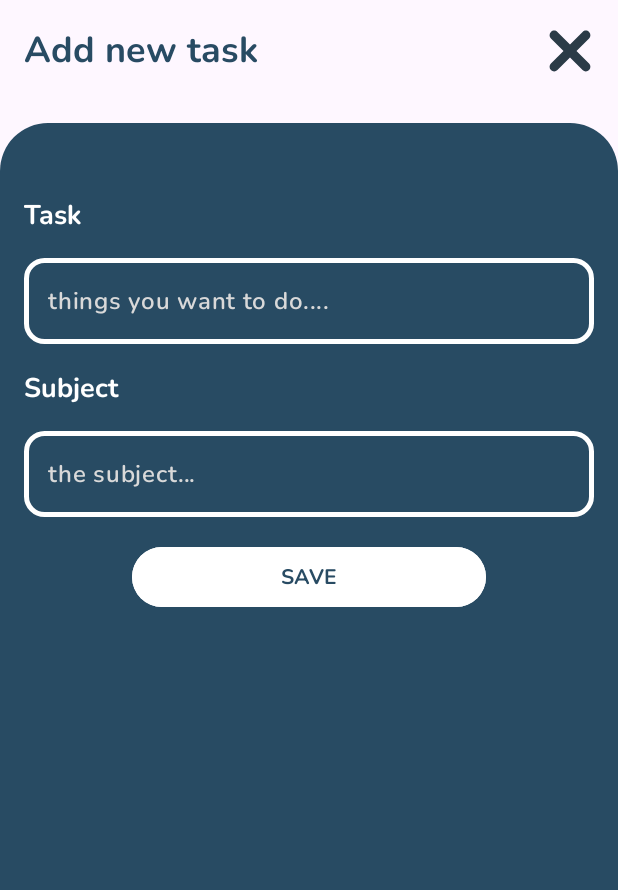
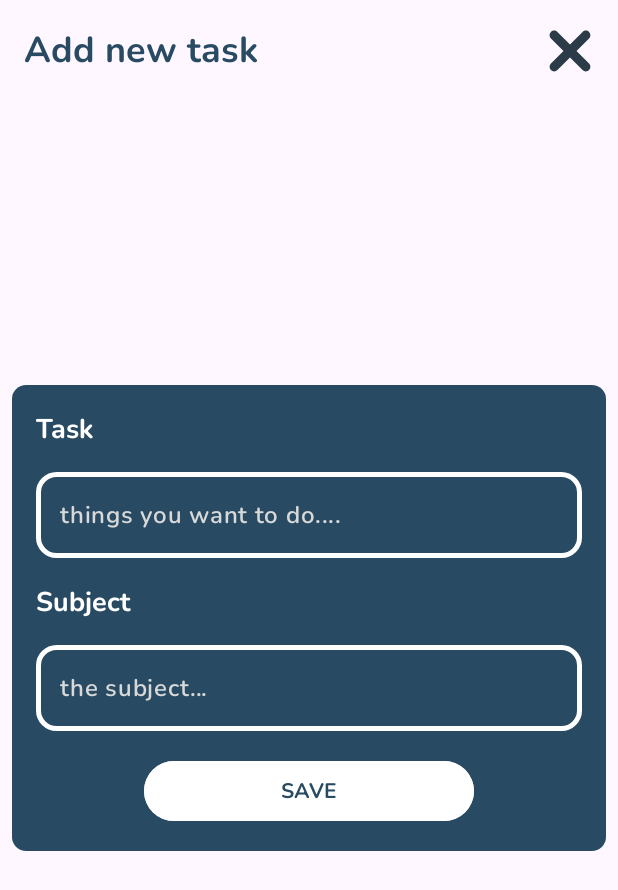
Before and after one commit to Sendiko/JustDoIt, an Android app: the TaskFragment screen opened through its navigation route, on a phone screen of 412 x 824 dp. Shown: the top 890 px of the screen. Run offline under Robolectric (Android 15) with nearby library versions, the light colour scheme and no system bars; our stand-ins replace Firebase (no records; nobody signed in at launch, a user with empty details on screens opened directly), navigation-ui.

Commit message:
design changes

```diff
--- /dev/null
+++ b/app/src/main/res/drawable/ic_task_bg.xml
@@ -0,0 +1,9 @@
+<vector xmlns:android="http://schemas.android.com/apk/res/android"
+    android:width="1000dp"
+    android:height="800dp"
+    android:viewportWidth="1000"
+    android:viewportHeight="800">
+  <path
+      android:pathData="M24,0L976,0A24,24 0,0 1,1000 24L1000,776A24,24 0,0 1,976 800L24,800A24,24 0,0 1,0 776L0,24A24,24 0,0 1,24 0z"
+      android:fillColor="#284B63"/>
+</vector>
--- a/app/src/main/res/layout/fragment_task.xml
+++ b/app/src/main/res/layout/fragment_task.xml
@@ -30,21 +30,23 @@
 
     <androidx.constraintlayout.widget.ConstraintLayout
         android:id="@+id/container"
-        android:layout_width="match_parent"
-        android:layout_height="0dp"
-        android:layout_marginTop="32dp"
-        android:background="@drawable/ic_settings_bg"
+        android:layout_width="0dp"
+        android:layout_height="wrap_content"
+        android:layout_marginStart="8dp"
+        android:layout_marginEnd="8dp"
+        android:background="@drawable/ic_task_bg"
         app:layout_constraintBottom_toBottomOf="parent"
         app:layout_constraintEnd_toEndOf="parent"
+        app:layout_constraintHorizontal_bias="0.5"
         app:layout_constraintStart_toStartOf="parent"
-        app:layout_constraintTop_toBottomOf="@id/label_new_task">
+        app:layout_constraintTop_toTopOf="parent">
 
         <TextView
             android:id="@+id/label_task"
             android:layout_width="wrap_content"
             android:layout_height="wrap_content"
             android:layout_marginStart="16dp"
-            android:layout_marginTop="48dp"
+            android:layout_marginTop="16dp"
             android:fontFamily="@font/nunito_bold"
             android:text="@string/task"
             android:textColor="@color/white"
@@ -62,6 +64,8 @@
             app:boxBackgroundMode="outline"
             app:boxStrokeWidth="0dp"
             app:boxStrokeWidthFocused="0dp"
+            app:errorIconTint="@android:color/holo_red_light"
+            app:errorTextColor="@android:color/holo_red_light"
             app:expandedHintEnabled="false"
             app:helperTextEnabled="false"
             app:hintAnimationEnabled="false"
@@ -74,13 +78,13 @@
                 android:id="@+id/input_task"
                 android:layout_width="match_parent"
                 android:layout_height="wrap_content"
-                android:singleLine="true"
-                android:textCursorDrawable="@color/white"
                 android:background="@drawable/box_background_reversed"
                 android:fontFamily="@font/nunito_semibold"
                 android:hint="@string/task_hint"
+                android:singleLine="true"
                 android:textColor="@color/white"
-                android:textColorHint="@color/gainsboro" />
+                android:textColorHint="@color/gainsboro"
+                android:textCursorDrawable="@color/white" />
 
         </com.google.android.material.textfield.TextInputLayout>
 
@@ -107,6 +111,8 @@
             app:boxBackgroundMode="outline"
             app:boxStrokeWidth="0dp"
             app:boxStrokeWidthFocused="0dp"
+            app:errorIconTint="@android:color/holo_red_light"
+            app:errorTextColor="@android:color/holo_red_light"
             app:expandedHintEnabled="false"
             app:helperTextEnabled="false"
             app:hintAnimationEnabled="false"
@@ -119,12 +125,12 @@
                 android:id="@+id/input_subject"
                 android:layout_width="match_parent"
                 android:layout_height="wrap_content"
-                android:textCursorDrawable="@color/white"
                 android:background="@drawable/box_background_reversed"
                 android:fontFamily="@font/nunito_semibold"
                 android:hint="@string/subject_hint"
                 android:textColor="@color/white"
-                android:textColorHint="@color/gainsboro" />
+                android:textColorHint="@color/gainsboro"
+                android:textCursorDrawable="@color/white" />
 
         </com.google.android.material.textfield.TextInputLayout>
 
@@ -135,11 +141,13 @@
             android:layout_marginStart="72dp"
             android:layout_marginTop="16dp"
             android:layout_marginEnd="72dp"
+            android:layout_marginBottom="16dp"
             android:backgroundTint="@color/white"
             android:fontFamily="@font/nunito_bold"
             android:text="@string/save"
             android:textAllCaps="true"
             android:textColor="@color/indigo_dye"
+            app:layout_constraintBottom_toBottomOf="parent"
             app:layout_constraintEnd_toEndOf="@+id/layout_subject"
             app:layout_constraintStart_toStartOf="@+id/layout_subject"
             app:layout_constraintTop_toBottomOf="@+id/layout_subject" />
```
